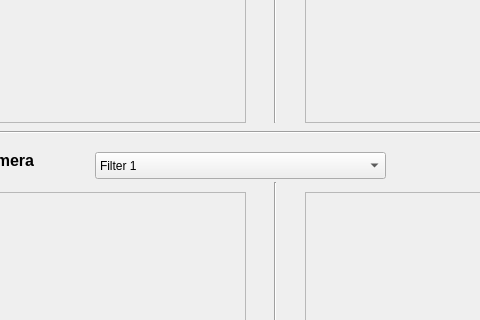
First picture: the form in src/GUI_AUV/vision.ui, repository silverbullet1/bbauv, before the edit; both pictures show x 105 to 585 and y 157 to 477 of the 796 by 613 pixel window.
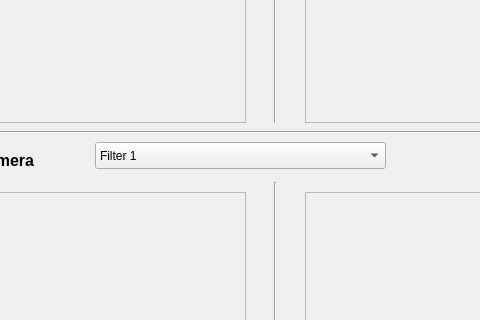
Second picture: the form after the edit.

```diff
--- a/src/GUI_AUV/vision.ui
+++ b/src/GUI_AUV/vision.ui
@@ -145,7 +145,7 @@
     <property name="geometry">
      <rect>
       <x>200</x>
-      <y>290</y>
+      <y>280</y>
       <width>291</width>
       <height>27</height>
      </rect>
```
Left out of the diff: 23 changed lines with no effect on the pictures.
